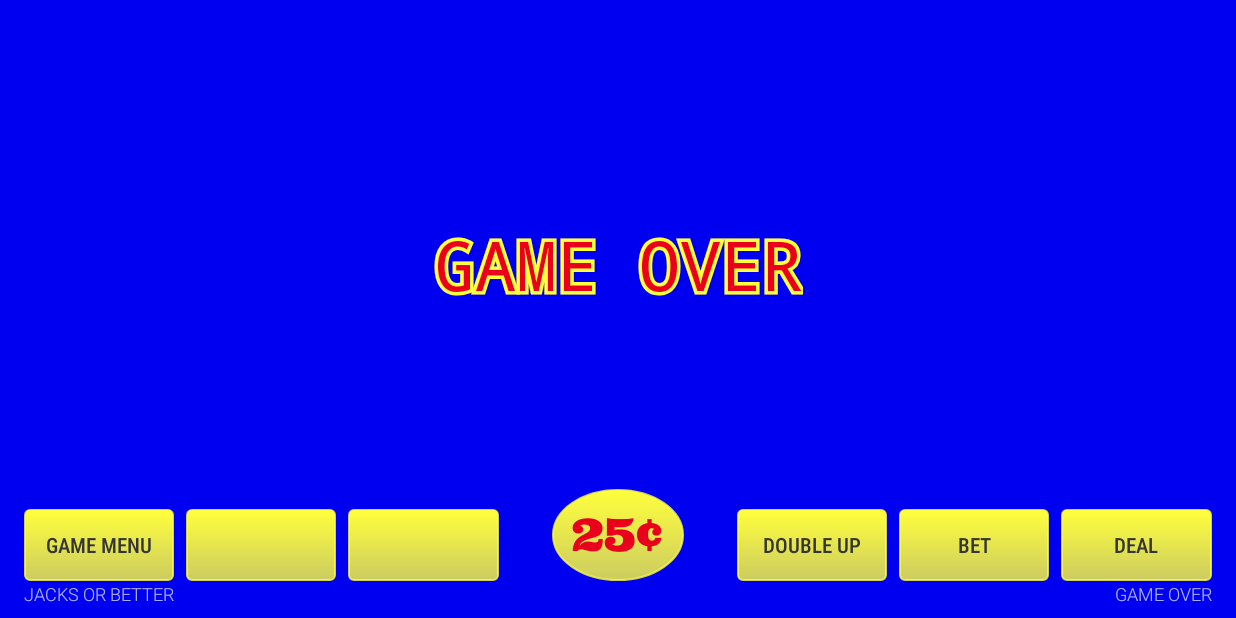
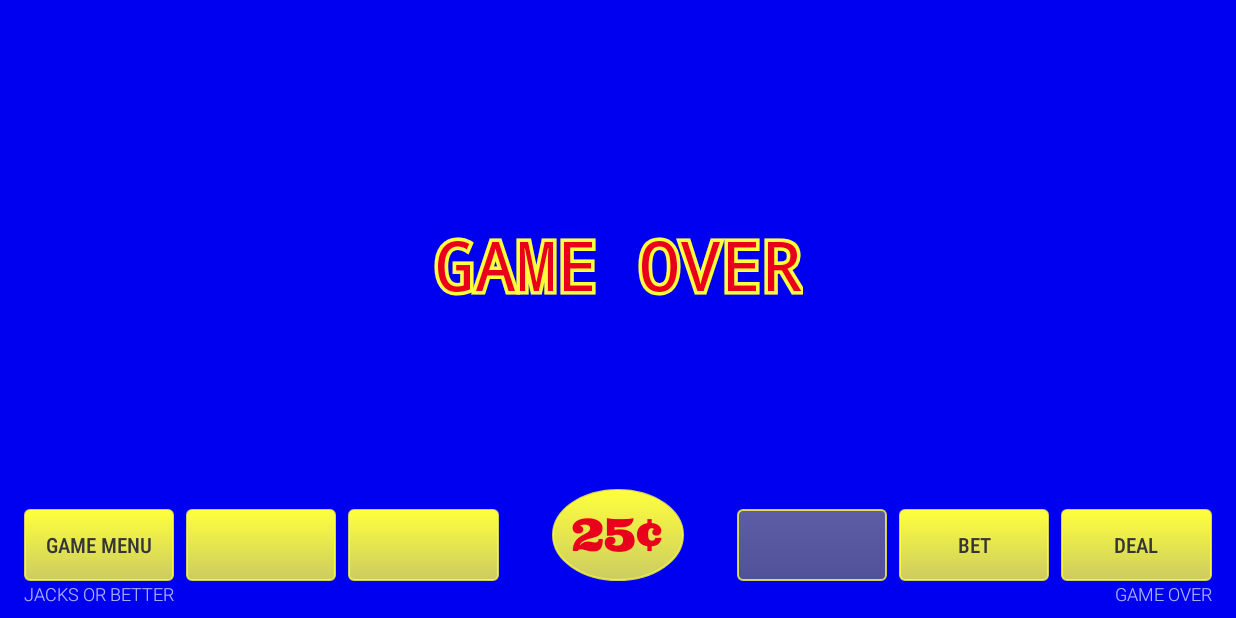
Before and after one commit to CodemeshDG/ACVideoPoker, an Android app: the screen it shows after launch (GameActivity), on a phone screen of 824 x 412 dp (held sideways). Run offline under Robolectric (Android 15) with nearby library versions, the light colour scheme and no system bars; our stand-ins replace data binding; libraries missing offline, so code that uses them is left out: androidx.core.content; pictures from the network do not load; 19 statements that could not run were skipped.

Commit message:
Completed double up functionality
-Added doubleUp() method and modified and renamed processHold() method to processCardSelection() in GameViewModel to account for double up gameplay
-Called methods to reset deck and hand display when double up completes
-Added processWagerDoubleUp() method
-Modified fragment_machine_screen.xml to account for double up gameplay
-Added double up related Strings in strings.xml

```diff
--- a/app/src/main/java/com/dommyg/acvideopoker/models/Machine.java
+++ b/app/src/main/java/com/dommyg/acvideopoker/models/Machine.java
@@ -138,6 +138,7 @@ public class Machine extends BaseObservable {
 
         setWinAmountDoubleUp(getWinAmount());
         resetWinAmount();
+        processWagerDoubleUp();
 
         deck.determineDoubleUpStatus();
 
@@ -157,6 +158,9 @@ public class Machine extends BaseObservable {
         deck.determineDoubleUpStatus(getDoubleUpSelection());
         checkIfPlayDing();
         processPayoutDoubleUp();
+
+        deck.resetDeck();
+        deck.resetHandDisplay();
 
         setIsNewHand(true);
         setIsInDeal(false);
@@ -509,6 +513,13 @@ public class Machine extends BaseObservable {
     }
 
     /**
+     * Removes the wager amount for double up from the {@link Bank}'s bankroll.
+     */
+    public void processWagerDoubleUp() {
+        bank.setBankroll(bank.getBankroll().subtract(getWinAmountDoubleUp()));
+    }
+
+    /**
      * Calculates the payout based upon the betDenomination.
      */
     private BigDecimal calculatePayout(int prize) {
--- a/app/src/main/java/com/dommyg/acvideopoker/viewmodels/GameViewModel.java
+++ b/app/src/main/java/com/dommyg/acvideopoker/viewmodels/GameViewModel.java
@@ -49,16 +49,28 @@ public class GameViewModel extends AndroidViewModel {
     }
 
     /**
-     * Sets the {@link Machine}'s hold at a specific index.
+     * If the game is not in double up mode, sets the {@link Machine}'s hold at a specific index.
+     * Otherwise, finishes the double up game logic with the selected card.
      */
-    public void processHold(int index) {
-        jacksOrBetter.setHolds(index);
+    public void processCardSelection(int index) {
+        if (jacksOrBetter.getIsInDoubleUp()) {
+            jacksOrBetter.continueDoubleUp(index);
+        } else {
+            jacksOrBetter.setHolds(index);
+        }
     }
 
     /**
-     * Runs the {@link Machine}'s game logic.
+     * Runs the {@link Machine}'s main game logic.
      */
     public void dealOrDraw() {
         jacksOrBetter.run();
     }
+
+    /**
+     * Starts the {@link Machine}'s double up game logic.
+     */
+    public void doubleUp() {
+        jacksOrBetter.beginDoubleUp();
+    }
 }
--- a/app/src/main/res/layout/fragment_machine_screen.xml
+++ b/app/src/main/res/layout/fragment_machine_screen.xml
@@ -70,7 +70,7 @@
                     android:layout_height="wrap_content"
                     android:layout_weight="1"
                     android:fontFamily="monospace"
-                    android:text="@string/button_hold"
+                    android:text="@{viewModel.jacksOrBetter.isInDoubleUp ? @string/dealer : @string/button_hold}"
                     android:visibility="@{viewModel.jacksOrBetter.holds[0] ? View.VISIBLE : View.INVISIBLE}"
                     android:textAlignment="center"
                     android:textScaleX="1.5"
@@ -87,7 +87,7 @@
                     android:layout_height="wrap_content"
                     android:layout_weight="1"
                     android:fontFamily="monospace"
-                    android:text="@string/button_hold"
+                    android:text="@{viewModel.jacksOrBetter.isInDoubleUp ? @string/player : @string/button_hold}"
                     android:visibility="@{viewModel.jacksOrBetter.holds[1] ? View.VISIBLE : View.INVISIBLE}"
                     android:shadowColor="@color/colorBlackShadow"
                     android:shadowRadius="1"
@@ -104,7 +104,7 @@
                     android:layout_height="wrap_content"
                     android:layout_weight="1"
                     android:fontFamily="monospace"
-                    android:text="@string/button_hold"
+                    android:text="@{viewModel.jacksOrBetter.isInDoubleUp ? @string/player : @string/button_hold}"
                     android:visibility="@{viewModel.jacksOrBetter.holds[2] ? View.VISIBLE : View.INVISIBLE}"
                     android:shadowColor="@color/colorBlackShadow"
                     android:shadowRadius="1"
@@ -121,7 +121,7 @@
                     android:layout_height="wrap_content"
                     android:layout_weight="1"
                     android:fontFamily="monospace"
-                    android:text="@string/button_hold"
+                    android:text="@{viewModel.jacksOrBetter.isInDoubleUp ? @string/player : @string/button_hold}"
                     android:visibility="@{viewModel.jacksOrBetter.holds[3] ? View.VISIBLE : View.INVISIBLE}"
                     android:shadowColor="@color/colorBlackShadow"
                     android:shadowRadius="1"
@@ -138,7 +138,7 @@
                     android:layout_height="wrap_content"
                     android:layout_weight="1"
                     android:fontFamily="monospace"
-                    android:text="@string/button_hold"
+                    android:text="@{viewModel.jacksOrBetter.isInDoubleUp ? @string/player : @string/button_hold}"
                     android:visibility="@{viewModel.jacksOrBetter.holds[4] ? View.VISIBLE : View.INVISIBLE}"
                     android:shadowColor="@color/colorBlackShadow"
                     android:shadowRadius="1"
@@ -167,8 +167,8 @@
                     android:layout_weight="1"
                     android:scaleType="fitCenter"
                     android:src="@{viewModel.jacksOrBetter.cardImages[0]}"
-                    android:enabled="@{viewModel.jacksOrBetter.isNewHand || viewModel.jacksOrBetter.isInDeal ? false : true}"
-                    android:onClick="@{() -> viewModel.processHold(0)}"/>
+                    android:enabled="@{viewModel.jacksOrBetter.isNewHand || viewModel.jacksOrBetter.isInDeal || viewModel.jacksOrBetter.isInDoubleUp ? false : true}"
+                    android:onClick="@{() -> viewModel.processCardSelection(0)}"/>
 
                 <ImageView
                     android:id="@+id/imageViewCard2"
@@ -178,7 +178,7 @@
                     android:scaleType="fitCenter"
                     android:src="@{viewModel.jacksOrBetter.cardImages[1]}"
                     android:enabled="@{viewModel.jacksOrBetter.isNewHand || viewModel.jacksOrBetter.isInDeal ? false : true}"
-                    android:onClick="@{() -> viewModel.processHold(1)}"/>
+                    android:onClick="@{() -> viewModel.processCardSelection(1)}"/>
 
                 <ImageView
                     android:id="@+id/imageViewCard3"
@@ -188,7 +188,7 @@
                     android:scaleType="fitCenter"
                     android:src="@{viewModel.jacksOrBetter.cardImages[2]}"
                     android:enabled="@{viewModel.jacksOrBetter.isNewHand || viewModel.jacksOrBetter.isInDeal ? false : true}"
-                    android:onClick="@{() -> viewModel.processHold(2)}"/>
+                    android:onClick="@{() -> viewModel.processCardSelection(2)}"/>
 
                 <ImageView
                     android:id="@+id/imageViewCard4"
@@ -198,7 +198,7 @@
                     android:scaleType="fitCenter"
                     android:src="@{viewModel.jacksOrBetter.cardImages[3]}"
                     android:enabled="@{viewModel.jacksOrBetter.isNewHand || viewModel.jacksOrBetter.isInDeal ? false : true}"
-                    android:onClick="@{() -> viewModel.processHold(3)}"/>
+                    android:onClick="@{() -> viewModel.processCardSelection(3)}"/>
 
                 <ImageView
                     android:id="@+id/imageViewCard5"
@@ -208,7 +208,7 @@
                     android:scaleType="fitCenter"
                     android:src="@{viewModel.jacksOrBetter.cardImages[4]}"
                     android:enabled="@{viewModel.jacksOrBetter.isNewHand || viewModel.jacksOrBetter.isInDeal ? false : true}"
-                    android:onClick="@{() -> viewModel.processHold(4)}"/>
+                    android:onClick="@{() -> viewModel.processCardSelection(4)}"/>
             </LinearLayout>
 
             <com.dommyg.acvideopoker.utils.TextViewOutline
@@ -290,6 +290,7 @@
                 android:shadowRadius="1"
                 android:shadowDx="5"
                 android:shadowDy="5"
+                android:visibility="@{(viewModel.jacksOrBetter.isNewHand &amp;&amp; !viewModel.jacksOrBetter.isInDeal &amp;&amp; viewModel.jacksOrBetter.isInDoubleUp) || !viewModel.jacksOrBetter.isInDoubleUp ? View.VISIBLE : View.INVISIBLE}"
                 app:layout_constraintEnd_toEndOf="@+id/buttonDenom"
                 app:layout_constraintStart_toStartOf="@+id/buttonDenom"
                 app:layout_constraintTop_toTopOf="@+id/textViewWin"
@@ -369,6 +370,8 @@
                     android:fontFamily="sans-serif-condensed-medium"
                     android:text="@string/button_double_up"
                     android:textColor="@drawable/operation_buttons"
+                    android:enabled="@{viewModel.jacksOrBetter.isNewHand &amp;&amp; !viewModel.jacksOrBetter.isInDeal &amp;&amp; !viewModel.jacksOrBetter.deck.handStatus.equals(Result.NOTHING) &amp;&amp; !viewModel.jacksOrBetter.isInDoubleUp}"
+                    android:onClick="@{() -> viewModel.doubleUp()}"
                     tools:text="Double Up" />
 
                 <Button
@@ -396,7 +399,7 @@
                     android:fontFamily="sans-serif-condensed-medium"
                     android:text="@{viewModel.jacksOrBetter.isNewHand ? @string/button_deal : @string/button_draw}"
                     android:textColor="@drawable/operation_buttons"
-                    android:enabled="@{!viewModel.jacksOrBetter.isInDeal}"
+                    android:enabled="@{(viewModel.jacksOrBetter.isNewHand &amp;&amp; !viewModel.jacksOrBetter.isInDeal &amp;&amp; !viewModel.jacksOrBetter.isInDoubleUp) || (!viewModel.jacksOrBetter.isNewHand &amp;&amp; !viewModel.jacksOrBetter.isInDeal &amp;&amp; !viewModel.jacksOrBetter.isInDoubleUp) || (viewModel.jacksOrBetter.isNewHand &amp;&amp; !viewModel.jacksOrBetter.isInDeal &amp;&amp; viewModel.jacksOrBetter.isInDoubleUp)}"
                     android:onClick="@{() -> viewModel.dealOrDraw()}"
                     tools:text="Deal" />
 
@@ -413,6 +416,7 @@
                 android:text="@{StringUtil.createDenominationButtonText(viewModel.jacksOrBetter.betDenomination)}"
                 android:onClick="@{() -> viewModel.processChangeDenomination()}"
                 android:enabled="@{viewModel.jacksOrBetter.isNewHand &amp;&amp; !viewModel.jacksOrBetter.isInDeal}"
+                android:visibility="@{(viewModel.jacksOrBetter.isNewHand &amp;&amp; !viewModel.jacksOrBetter.isInDeal &amp;&amp; viewModel.jacksOrBetter.isInDoubleUp) || !viewModel.jacksOrBetter.isInDoubleUp ? View.VISIBLE : View.INVISIBLE}"
                 app:layout_constraintBottom_toBottomOf="@+id/linearLayout3"
                 app:layout_constraintEnd_toStartOf="@+id/guidelineDemonRight"
                 app:layout_constraintStart_toStartOf="@+id/guidelineDenomLeft"
--- a/app/src/main/res/values/strings.xml
+++ b/app/src/main/res/values/strings.xml
@@ -41,6 +41,8 @@
     <string name="button_sound">SOUND</string>
     <string name="button_game_menu">GAME MENU</string>
     <string name="button_hold">HELD</string>
+    <string name="dealer">DEALER</string>
+    <string name="player">PLAYER</string>
     <string name="bet">BET</string>
     <string name="game_over">GAME OVER</string>
     <string name="win">WIN $</string>
```
